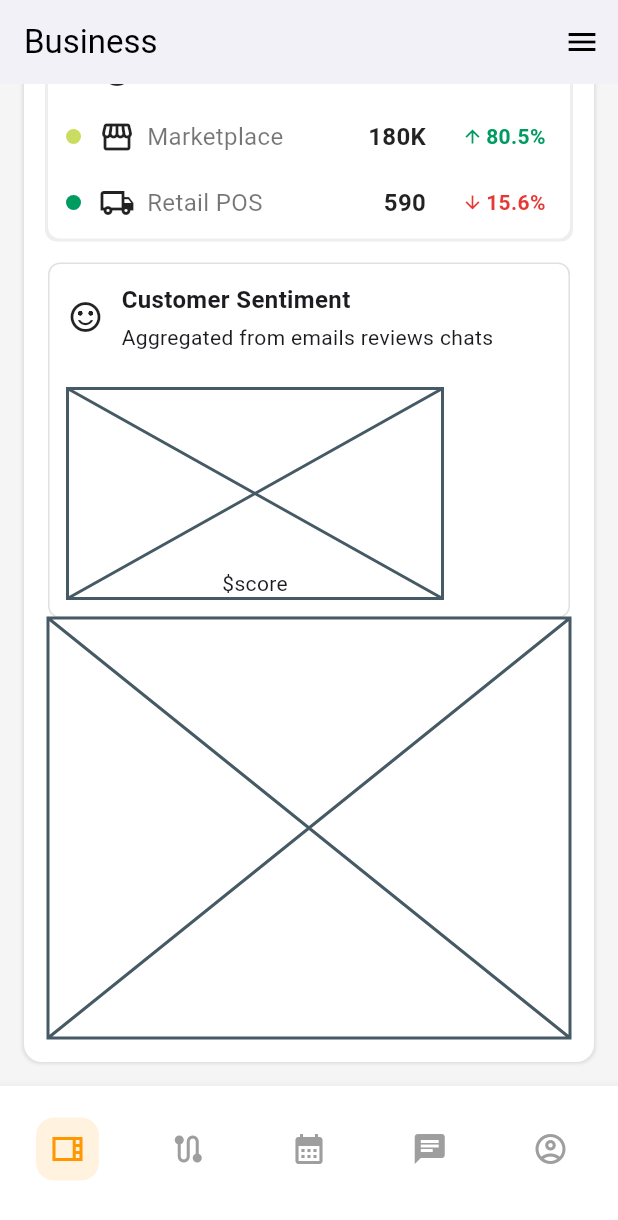
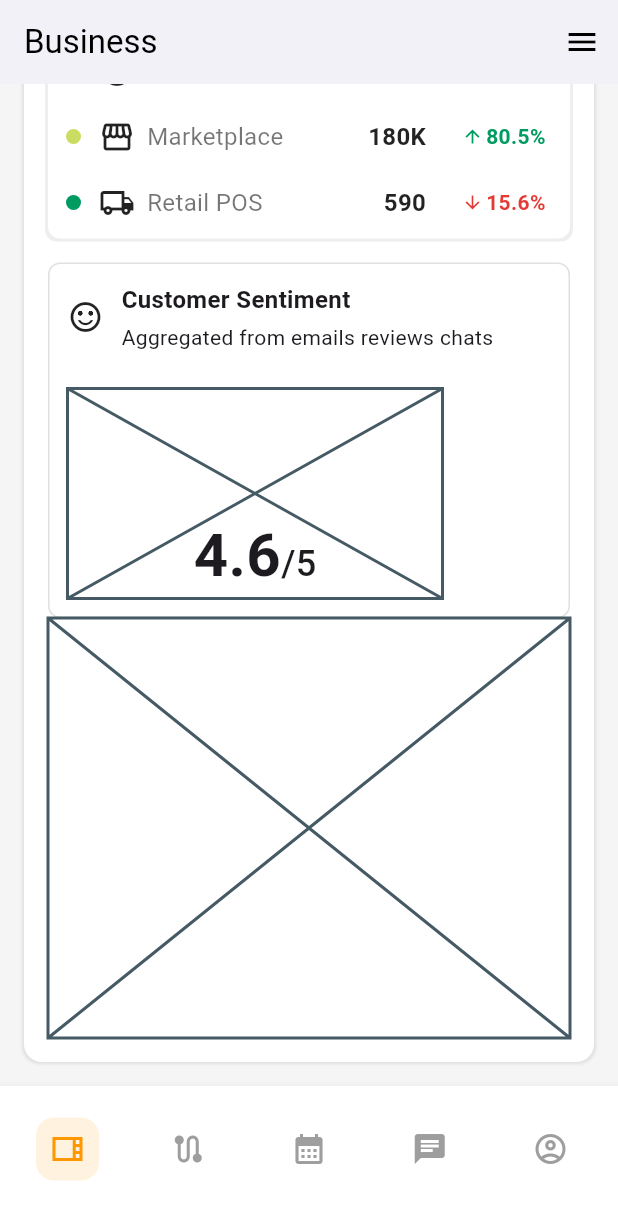
Before and after one commit to JAICHANGPARK/flutter_notebook_chapter_49, a Flutter app: the BusinessMainPage screen opened directly, scrolled down 475 dp, on a phone screen of 412 x 824 dp. Shown: the top 1220 px of the screen. Run offline on Flutter 3.47's test engine with Material 3 defaults, Android fonts, the phone set to English and light mode, and no system bars; our stand-ins replace dots_indicator, gap, google_fonts.

Commit message:
Update business_gauge_widget.dart

```diff
--- a/lib/ep2467_business_control_center_app/ui/business_gauge_widget.dart
+++ b/lib/ep2467_business_control_center_app/ui/business_gauge_widget.dart
@@ -9,7 +9,7 @@ class BusinessGaugeWidget extends StatelessWidget {
     return Container(
       decoration: BoxDecoration(
         color: Colors.white,
-        border: Border.all(color: Colors.grey[300]!,),
+        border: Border.all(color: Colors.grey[300]!),
         borderRadius: BorderRadius.circular(8),
       ),
       padding: EdgeInsets.all(12),
@@ -42,23 +42,36 @@ class BusinessGaugeWidget extends StatelessWidget {
           Stack(
             alignment: Alignment.bottomCenter,
             children: [
-              SizedBox(width: 250,
-              height: 140,
-              child: Placeholder(),),
+              SizedBox(width: 250, height: 140, child: Placeholder()),
               Positioned(
-                  bottom: 0,
-                  child: Column(children: [
-                  Text.rich(TextSpan(
-                    children: [
-                      TextSpan(text: "\$score",style: TextStyle(
-
-                      )),
-
-                    ]
-                  ))
-              ],))
+                bottom: 0,
+                child: Column(
+                  children: [
+                    Text.rich(
+                      TextSpan(
+                        children: [
+                          TextSpan(
+                            text: "4.6",
+                            style: TextStyle(
+                              fontSize: 40,
+                              fontWeight: FontWeight.bold,
+                            ),
+                          ),
+                          TextSpan(
+                            text: "/5",
+                            style: TextStyle(
+                              fontSize: 24,
+                              fontWeight: FontWeight.w500,
+                            ),
+                          ),
+                        ],
+                      ),
+                    ),
+                  ],
+                ),
+              ),
             ],
-          )
+          ),
         ],
       ),
     );
```
